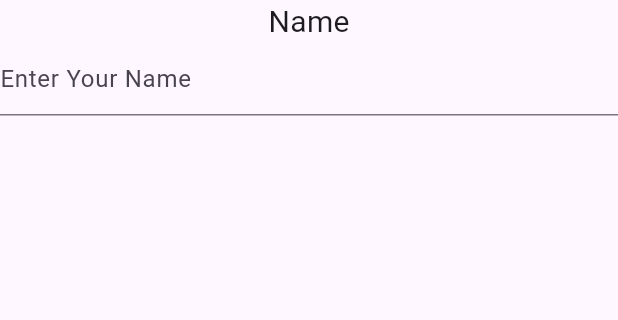
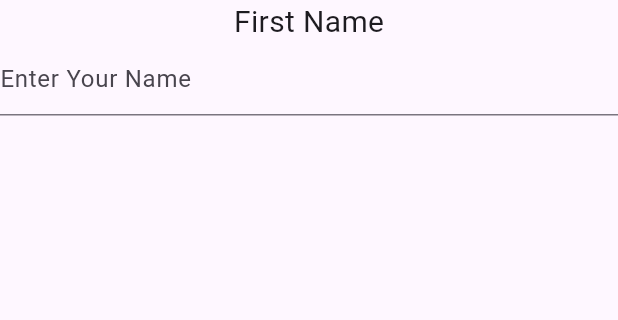
Before and after one commit to sukreth116/plantcare, a Flutter app: the screen it shows after launch, on a phone screen of 412 x 824 dp, the part 84-404 px from its top. Run offline on Flutter 3.47's test engine with Material 3 defaults, Android fonts, the phone set to English and light mode, and no system bars.

Commit message:
second change

```diff
--- a/lib/user/UserSignupScreen.dart
+++ b/lib/user/UserSignupScreen.dart
@@ -12,6 +12,6 @@ class _UserSignupScreenState extends State<UserSignupScreen> {
   Widget build(BuildContext context) {
     return Scaffold(appBar: AppBar(backgroundColor: Colors.green,
     title: Text('Plant Care'),),
-    body: Column(children: [ Text("Name",style: TextStyle(fontSize: 20),),TextFormField(decoration: InputDecoration(hintText: "Enter Your Name"),)],),);
+    body: Column(children: [ Text("First Name",style: TextStyle(fontSize: 20),),TextFormField(decoration: InputDecoration(hintText: "Enter Your Name"),)],),);
   }
 }
```
